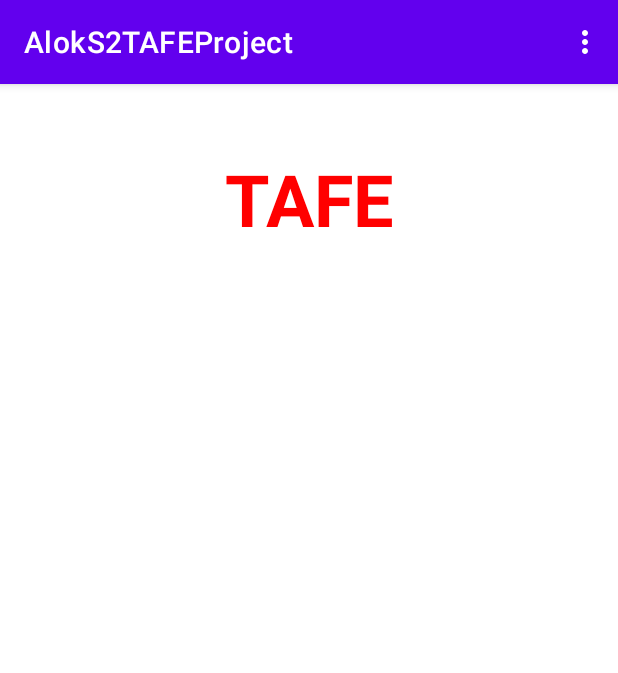
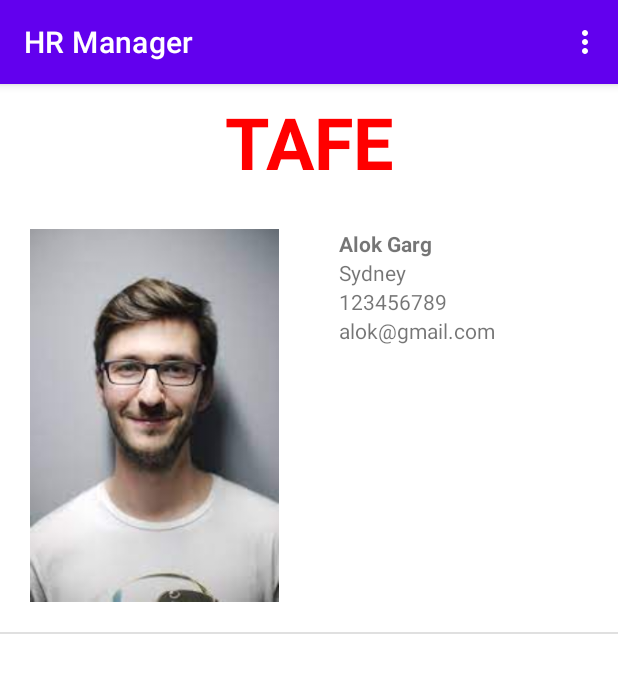
Before and after one commit to axgarg81/AlokS2TAFEProject, an Android app: the screen it shows after launch (MainActivity), on a phone screen of 412 x 824 dp. Shown: the top 673 px of the screen. Run offline under Robolectric (Android 15) with nearby library versions, the phone set to English and light mode, and no system bars.

Commit message:
New commit1

```diff
--- a/app/src/main/AndroidManifest.xml
+++ b/app/src/main/AndroidManifest.xml
@@ -1,7 +1,6 @@
 <?xml version="1.0" encoding="utf-8"?>
 <manifest xmlns:android="http://schemas.android.com/apk/res/android"
-    xmlns:tools="http://schemas.android.com/tools"
-    package="com.example.aloks2tafeproject">
+    xmlns:tools="http://schemas.android.com/tools">
 
     <application
         android:allowBackup="true"
--- /dev/null
+++ b/app/src/main/java/com/example/aloks2tafeproject/CustomAdapter.kt
@@ -0,0 +1,53 @@
+package com.example.aloks2tafeproject
+
+import android.content.Context
+
+import android.view.LayoutInflater
+import android.view.View
+import android.view.ViewGroup
+import android.widget.BaseAdapter
+import android.widget.ImageView
+import android.widget.TextView
+
+
+
+//Class MyAdapter
+class CustomAdapter(private val context: Context, private val arrayList: ArrayList<Person>) : BaseAdapter() {
+    private lateinit var txtName: TextView
+    private lateinit var txtAddress: TextView
+    private lateinit var txtMobile: TextView
+    private lateinit var txtEmail: TextView
+    private lateinit var ivImage: ImageView
+    override fun getCount(): Int {
+        return arrayList.size
+    }
+
+    override fun getItem(position: Int): Int {
+        return position
+    }
+
+    override fun getItemId(position: Int): Long {
+        return position.toLong()
+    }
+
+    override fun getView(position: Int, convertView: View?, parent: ViewGroup): View? {
+        var convertView = convertView
+        convertView = LayoutInflater.from(context).inflate(R.layout.row_item,
+            parent, false)
+        txtName = convertView.findViewById(R.id.name)
+        txtAddress = convertView.findViewById(R.id.address)
+        txtEmail = convertView.findViewById(R.id.email)
+        txtMobile = convertView.findViewById(R.id.mobile)
+        ivImage = convertView.findViewById(R.id.imageFile)
+        txtName.text = arrayList[position].name
+        txtAddress.text = arrayList[position].address
+        txtMobile.text = arrayList[position].mobile
+        txtEmail.text = arrayList[position].email
+
+        ivImage.setImageResource(context.resources.getIdentifier(
+            arrayList[position].imageFile, "drawable",
+            "com.example.aloks2tafeproject"))
+        return convertView
+    }
+
+}
--- /dev/null
+++ b/app/src/main/java/com/example/aloks2tafeproject/DBHandler.kt
@@ -0,0 +1,159 @@
+package com.example.aloks2tafeproject
+
+import android.content.ContentValues
+import android.content.Context
+import android.database.sqlite.SQLiteDatabase
+import android.database.sqlite.SQLiteOpenHelper
+
+class DBHandler(context: Context, factory: SQLiteDatabase.CursorFactory?)
+        : SQLiteOpenHelper(context, DATABASE_NAME, factory,DATABASE_VERSION) {
+
+        private val  tableName:String = "Person"
+        private val  keyID:String = "ID"
+        private val  keyName:String = "NAME"
+        private val  keyMobile:String = "MOBILE"
+        private val  keyEmail:String = "EMAIL"
+        private val  keyAddress:String = "ADDRESS"
+        private val  keyImageFile:String = "IMAGEFILE"
+
+        companion object{
+            const val DATABASE_NAME = "HRManager.db"
+            const val DATABASE_VERSION = 4
+        }
+
+        override fun onCreate(db: SQLiteDatabase) {
+            // create sql statement for table
+            val createTable:String = "CREATE TABLE $tableName($keyID INTEGER PRIMARY KEY AUTOINCREMENT, $keyName TEXT, $keyImageFile TEXT, $keyAddress TEXT,$keyMobile TEXT, $keyEmail TEXT)"
+            // execute sql
+            db.execSQL(createTable)
+            // add one sample record using ContentValue object
+            val cv = ContentValues()
+            cv.put(keyName,"Alok Garg")
+            cv.put(keyMobile,"123456789")
+            cv.put(keyAddress,"Sydney")
+            cv.put(keyImageFile,"first")
+            cv.put(keyEmail,"alok@gmail.com")
+            // use insert method
+            db.insert(tableName,null, cv)
+
+        }
+
+        override fun onUpgrade(db: SQLiteDatabase, old: Int, new: Int) {
+            // drop existing table
+            db.execSQL("DROP TABLE IF EXISTS $tableName")
+            // recreate database
+            onCreate(db)
+        }
+        // get all the records from database
+        fun getAllPersons():ArrayList<Person>{
+            // declare a arraylist to fill all records in contact object
+            val personList = ArrayList<Person>()
+            // create a sql query
+            val selectQuery = "SELECT * FROM $tableName"
+            // get database for readable
+            val db = this.readableDatabase
+            // run query and put result in cursor
+            val cursor = db.rawQuery(selectQuery,null)
+            // move through cursor and read all the records
+            if(cursor.moveToFirst()){
+                // loop to read all possible records
+                do{
+                    // create a contact object
+                    val person = Person()
+                    // read values from cursor and fill contact object
+                    person.id =         cursor.getInt(0)
+                    person.name =       cursor.getString(1)
+                    person.imageFile =  cursor.getString(2)
+                    person.address =    cursor.getString(3)
+                    person.mobile =     cursor.getString(4)
+                    person.email =      cursor.getString(5)
+
+                    // add contact object to array list
+                    personList.add(person)
+                }while(cursor.moveToNext())
+            }
+
+            // close cursor and database
+            cursor.close()
+            db.close()
+            // return arraylist of contact object
+            return personList
+
+        }
+        // add new record in the DB
+        fun addPerson(person: Person) {
+            // get writable db
+            val db = this.writableDatabase
+            // create content value object
+            val cv = ContentValues()
+            cv.put(keyName,person.name)
+            cv.put(keyImageFile,person.imageFile)
+            cv.put(keyAddress,person.address)
+            cv.put(keyMobile,person.mobile)
+            cv.put(keyEmail,person.email)
+
+            // use insert method
+            db.insert(tableName,null, cv)
+            // close db
+            db.close()
+        }
+        // delete the existing record in DB by ID
+        fun deletePerson(id: Int) {
+            // get writable db
+            val db = this.writableDatabase
+            db.delete(tableName,
+                "$keyID=?",
+                arrayOf(id.toString()))
+            // close db
+            db.close()
+        }
+        // retrieve the record from DB passing ID
+        fun getPerson(id: Int): Person {
+            // get readable db
+            val db = this.readableDatabase
+            // create contact object to fill data
+            val person = Person()
+            // create cursor based on query
+            val cursor = db.query(tableName,
+                arrayOf(keyID,keyName,keyImageFile,keyAddress,keyMobile,keyEmail),
+                "$keyID=?",
+                arrayOf(id.toString()),
+                null,
+                null,
+                null)
+            // check cursor and read value and put in contact
+            if(cursor!=null){
+                cursor.moveToFirst()
+                person.id = cursor.getInt(0)
+                person.name= cursor.getString(1)
+                person.imageFile= cursor.getString(2)
+                person.address= cursor.getString(3)
+                person.mobile= cursor.getString(4)
+                person.email= cursor.getString(5)
+            }
+            // close cursor and db
+            cursor.close()
+            db.close()
+            return person
+        }
+
+        fun updatePerson(person: Person) {
+            // get writable db
+            val db = this.writableDatabase
+            // create content value and put values from contact object
+            val cv = ContentValues()
+            cv.put(keyName,person.name)
+            cv.put(keyImageFile,person.imageFile)
+            cv.put(keyAddress,person.address)
+            cv.put(keyMobile,person.mobile)
+            cv.put(keyEmail,person.email)
+            db.update(tableName,
+                cv,
+                "$keyID=?",
+                arrayOf(person.id.toString()))
+            // close db
+            db.close()
+        }
+
+
+}
--- a/app/src/main/java/com/example/aloks2tafeproject/MainActivity.kt
+++ b/app/src/main/java/com/example/aloks2tafeproject/MainActivity.kt
@@ -7,24 +7,39 @@ import android.view.ContextMenu
 import android.view.Menu
 import android.view.MenuItem
 import android.view.View
+import android.widget.AdapterView
+import android.widget.Toast
+import com.example.aloks2tafeproject.databinding.ActivityMainBinding
+//import kotlinx.android.synthetic.main.activity_main.*
 
 class MainActivity : AppCompatActivity() {
-    private val MENUADD = Menu.FIRST+1
-    private val MENUEDIT = Menu.FIRST+2
-    private val MENUREMOVE = Menu.FIRST+3
+    private lateinit var binding: ActivityMainBinding
+    // create DBHandler object
+    private val dbh = DBHandler(this,null)
+    // create arrays for contact object and ids
+    private var personList:MutableList<Person> = arrayListOf()
+    private var idList:MutableList<Int> = arrayListOf()
+    private val menuAdd = Menu.FIRST+1
+    private val menuEdit = Menu.FIRST+2
+    private val menuRemove = Menu.FIRST+3
 
 
     override fun onCreate(savedInstanceState: Bundle?) {
         super.onCreate(savedInstanceState)
-        setContentView(R.layout.activity_main)
+        binding = ActivityMainBinding.inflate(layoutInflater)
+        val view = binding.root
+        setContentView(view)
+        registerForContextMenu(binding.lstView)
+        initAdapter()
     }
 
     override fun onCreateOptionsMenu(menu: Menu): Boolean {
-        menu.add(Menu.NONE,MENUADD,Menu.NONE,"ADD")
+        menu.add(Menu.NONE,menuAdd,Menu.NONE,"ADD")
         return super.onCreateOptionsMenu(menu)
     }
 
     override fun onOptionsItemSelected(item: MenuItem): Boolean {
+        // this will start new activity
         val goAdd = Intent(this,ADDEDIT::class.java)
         startActivity(goAdd)
         return super.onOptionsItemSelected(item)
@@ -35,11 +50,50 @@ class MainActivity : AppCompatActivity() {
         v: View?,
         menuInfo: ContextMenu.ContextMenuInfo?
     ) {
-        menu.add(Menu.NONE,MENUEDIT,Menu.NONE,"EDIT")
-        menu.add(Menu.NONE,MENUREMOVE,Menu.NONE,"REMOVE")
+        menu.add(Menu.NONE,menuEdit,Menu.NONE,"EDIT")
+        menu.add(Menu.NONE,menuRemove,Menu.NONE,"DELETE")
         super.onCreateContextMenu(menu, v, menuInfo)
     }
     override fun onContextItemSelected(item: MenuItem): Boolean {
+        // adapter context menu info object
+        val info = item.menuInfo as AdapterView.AdapterContextMenuInfo
+        // code for edit and delete
+        when(item.itemId){
+            menuEdit->{
+                // create intent and start activity with data pass on
+                val addEdit = Intent(this,ADDEDIT::class.java)
+                addEdit.putExtra("ID",idList[info.position])
+                startActivity(addEdit)
+            }
+            menuRemove->{
+                // call delete function dbHandler
+                dbh.deletePerson(idList[info.position])
+                // refresh list view after delete
+                initAdapter()
+            }
+        }
         return super.onContextItemSelected(item)
     }
+    private fun initAdapter() {
+        try{
+            // clear all values
+            personList.clear()
+            idList.clear()
+            // get all contacts from DBHandler and go through loop
+            for(person:Person in dbh.getAllPersons()){
+                // read and add to contactList
+                personList.add(person)
+                idList.add(person.id)
+            }
+            // create array adapter
+            val adp = CustomAdapter(this,personList as ArrayList<Person>)
+            // assign adapter to list view
+            binding.lstView.adapter = adp
+        }catch (e:Exception){
+            // show error message toast
+            Toast.makeText(this,"Problem: ${e.message.toString()}",
+                Toast.LENGTH_LONG).show()
+        }
+    }
+
 }
--- /dev/null
+++ b/app/src/main/java/com/example/aloks2tafeproject/Person.kt
@@ -0,0 +1,11 @@
+package com.example.aloks2tafeproject
+
+class Person
+{
+    var id:Int = 0
+    var name:String=""
+    var imageFile:String=""
+    var mobile:String=""
+    var email:String=""
+    var address:String=""
+}
--- a/app/src/main/res/layout/activity_main.xml
+++ b/app/src/main/res/layout/activity_main.xml
@@ -10,17 +10,15 @@
     <TextView
         android:layout_width="match_parent"
         android:layout_height="0dp"
-        android:text="TAFE"
+        android:text="@string/tafe"
         android:gravity="center_vertical|center_horizontal"
         android:textSize="48sp"
-        android:textColor="@color/red"
+        android:textColor="#ff0000"
         android:textStyle="bold"
-        android:layout_weight="20"/>
+        android:layout_weight="10"/>
     <ListView
+        android:id="@+id/lstView"
         android:layout_width="match_parent"
         android:layout_height="0dp"
-        android:layout_weight="80"/>
-
-
-
+        android:layout_weight="90"/>
 </LinearLayout>
--- /dev/null
+++ b/app/src/main/res/layout/row_item.xml
@@ -0,0 +1,43 @@
+<?xml version="1.0" encoding="utf-8"?>
+<LinearLayout
+    xmlns:android="http://schemas.android.com/apk/res/android"
+    android:orientation="horizontal"
+    android:layout_width="match_parent"
+    android:layout_height="match_parent">
+    <LinearLayout
+        android:layout_margin="20dp"
+        android:orientation="vertical"
+        android:layout_width="0dp"
+        android:layout_weight="50"
+        android:layout_height="wrap_content">
+        <ImageView
+            android:id="@+id/imageFile"
+            android:adjustViewBounds="true"
+            android:layout_width="match_parent"
+            android:layout_height="wrap_content"/>
+    </LinearLayout>
+    <LinearLayout
+        android:layout_margin="20dp"
+        android:orientation="vertical"
+        android:layout_width="0dp"
+        android:layout_weight="50"
+        android:layout_height="wrap_content">
+        <TextView
+            android:id="@+id/name"
+            android:layout_width="match_parent"
+            android:layout_height="wrap_content"
+            android:textStyle="bold"/>
+        <TextView
+            android:id="@+id/address"
+            android:layout_width="match_parent"
+            android:layout_height="wrap_content"/>
+        <TextView
+            android:id="@+id/mobile"
+            android:layout_width="match_parent"
+            android:layout_height="wrap_content"/>
+        <TextView
+            android:id="@+id/email"
+            android:layout_width="match_parent"
+            android:layout_height="wrap_content"/>
+    </LinearLayout>
+</LinearLayout>
--- a/app/src/main/res/values/strings.xml
+++ b/app/src/main/res/values/strings.xml
@@ -1,3 +1,4 @@
 <resources>
-    <string name="app_name">AlokS2TAFEProject</string>
+    <string name="app_name">HR Manager</string>
+    <string name="tafe">TAFE</string>
 </resources>
--- a/build.gradle
+++ b/build.gradle
@@ -1,7 +1,7 @@
 // Top-level build file where you can add configuration options common to all sub-projects/modules.
 plugins {
-    id 'com.android.application' version '7.2.1' apply false
-    id 'com.android.library' version '7.2.1' apply false
+    id 'com.android.application' version '8.0.1' apply false
+    id 'com.android.library' version '8.0.1' apply false
     id 'org.jetbrains.kotlin.android' version '1.7.10' apply false
 }
 
--- a/gradle.properties
+++ b/gradle.properties
@@ -21,3 +21,6 @@ kotlin.code.style=official
 # resources declared in the library itself and none from the library's dependencies,
 # thereby reducing the size of the R class for that library
 android.nonTransitiveRClass=true
+android.defaults.buildfeatures.buildconfig=true
+android.nonFinalResIds=false
+org.gradle.unsafe.configuration-cache=true
```
Also changed, not shown: app/build.gradle (+6 -2 lines), app/src/main/java/com/example/aloks2tafeproject/ADDEDIT.kt (+98 -2 lines), app/src/main/res/layout/addedit.xml (+34 -3 lines), app/src/main/res/drawable-v24/second.png (added), app/src/main/res/drawable/first.png (added), app/src/main/res/drawable/third.jpg (added), app/src/main/res/mipmap-mdpi/second.png (added), app/src/main/res/mipmap-xhdpi/third.jpg (added), gradle/wrapper/gradle-wrapper.properties.
